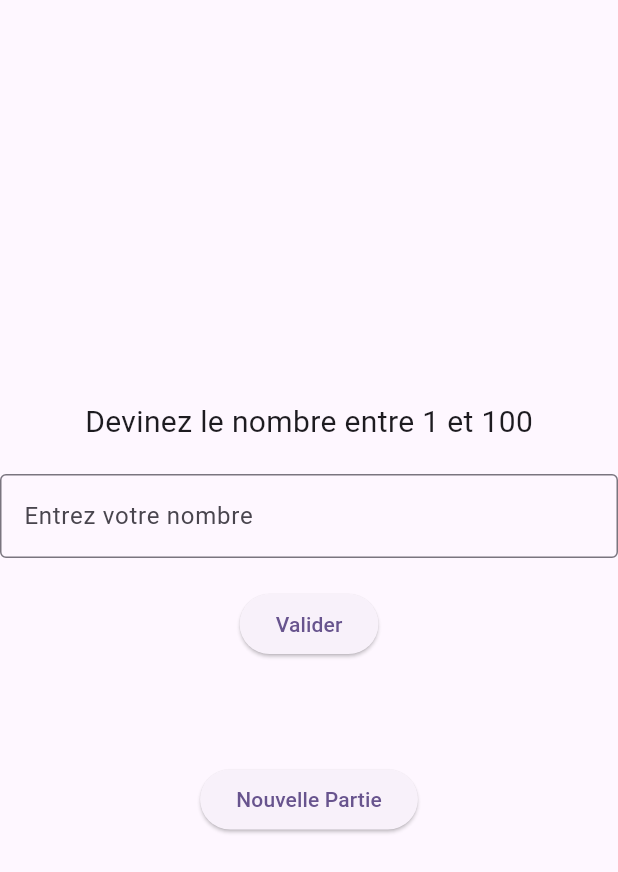
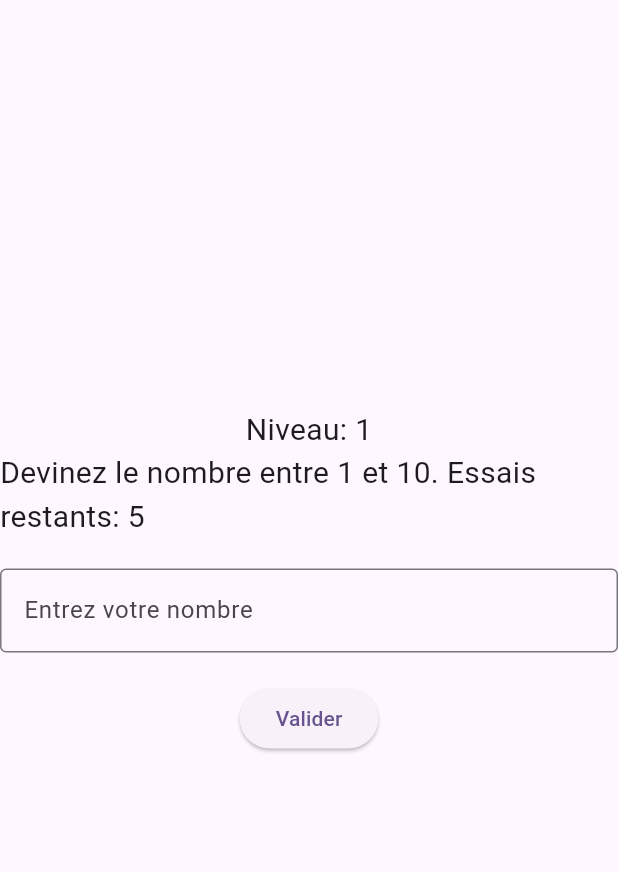
Before and after one commit to ArthurVillette/Mobile_game, a Flutter app: the NumberGuessingGameScreen screen opened by its route, after a tap on "Valider", on a phone screen of 412 x 824 dp. Shown: the top 872 px of the screen. Run offline on Flutter 3.47's test engine with Material 3 defaults, Android fonts, the light colour scheme and no system bars.

Commit message:
feat : niveau + ajout d'essais

```diff
--- a/lib/game/devine_nombre.dart
+++ b/lib/game/devine_nombre.dart
@@ -33,8 +33,12 @@ class NumberGuessingGameScreen extends StatefulWidget {
 class _NumberGuessingGameScreenState extends State<NumberGuessingGameScreen> {
   final _random = Random();
   late int _targetNumber;
+  late int _maxNumber;
   int? _userGuess;
   String _resultText = '';
+  int _level = 1;
+  final int _attemptsPerLevel = 5;
+  int _remainingAttempts = 0;
 
   @override
   void initState() {
@@ -43,15 +47,25 @@ class _NumberGuessingGameScreenState extends State<NumberGuessingGameScreen> {
   }
 
   void _startNewGame() {
-    _targetNumber = _random.nextInt(100) + 1;
+    _maxNumber = _maxNumberForLevel();
+    _targetNumber = _random.nextInt(_maxNumber) + 1;
     _userGuess = null;
-    _resultText = '';
+    _remainingAttempts = _attemptsPerLevel;
+  }
+
+  int _maxNumberForLevel() {
+    return 10 * _level;
   }
 
   void _checkGuess() {
     if (_userGuess != null) {
+      _remainingAttempts--;
       if (_userGuess == _targetNumber) {
         _resultText = 'Bravo! Vous avez deviné le bon nombre ($_targetNumber)';
+        _level++;
+        _startNewGame();
+      } else if (_remainingAttempts <= 0) {
+        _resultText = 'Vous avez épuisé toutes vos tentatives. Le bon nombre était $_targetNumber.';
       } else if (_userGuess! < _targetNumber) {
         _resultText = 'Le nombre est plus grand';
       } else {
@@ -68,9 +82,13 @@ class _NumberGuessingGameScreenState extends State<NumberGuessingGameScreen> {
         child: Column(
           mainAxisAlignment: MainAxisAlignment.center,
           children: <Widget>[
-            const Text(
-              'Devinez le nombre entre 1 et 100',
-              style: TextStyle(fontSize: 20.0),
+            Text(
+              'Niveau: $_level', // Afficher le niveau actuel
+              style: const TextStyle(fontSize: 20.0),
+            ),
+            Text(
+              'Devinez le nombre entre 1 et $_maxNumber. Essais restants: $_remainingAttempts',
+              style: const TextStyle(fontSize: 20.0),
             ),
             const SizedBox(height: 20.0),
             TextField(
@@ -96,7 +114,7 @@ class _NumberGuessingGameScreenState extends State<NumberGuessingGameScreen> {
               _resultText,
               style: const TextStyle(fontSize: 20.0),
             ),
-            const SizedBox(height: 20.0),
+            if (_remainingAttempts <= 0)
               ElevatedButton(
                 onPressed: () {
                   setState(() {
```
Also changed, not shown: pubspec.lock. Lines whose indentation alone changed are shown as unchanged.
